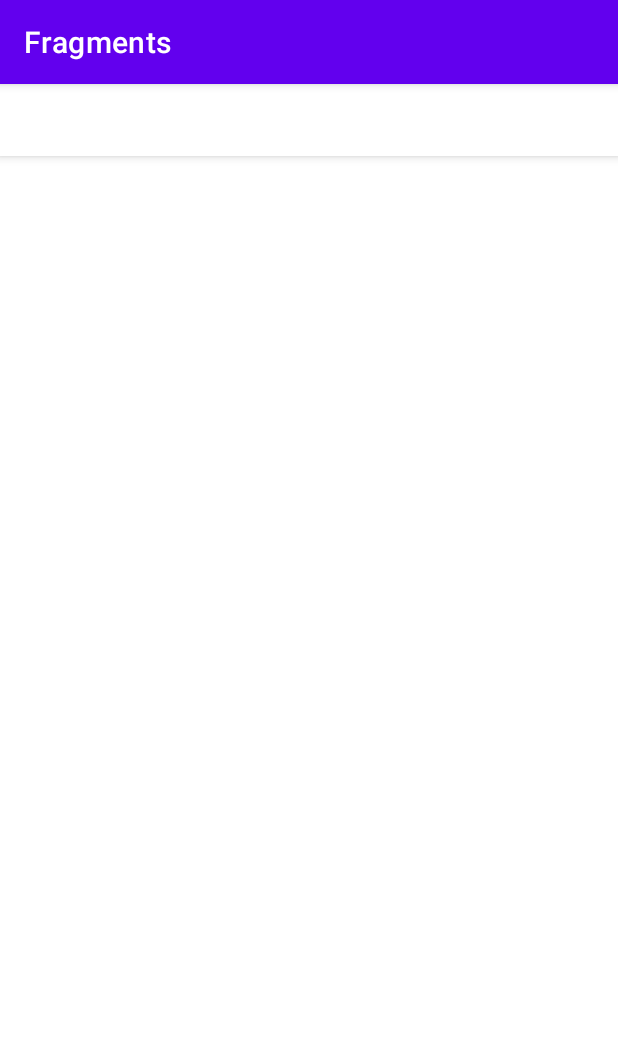
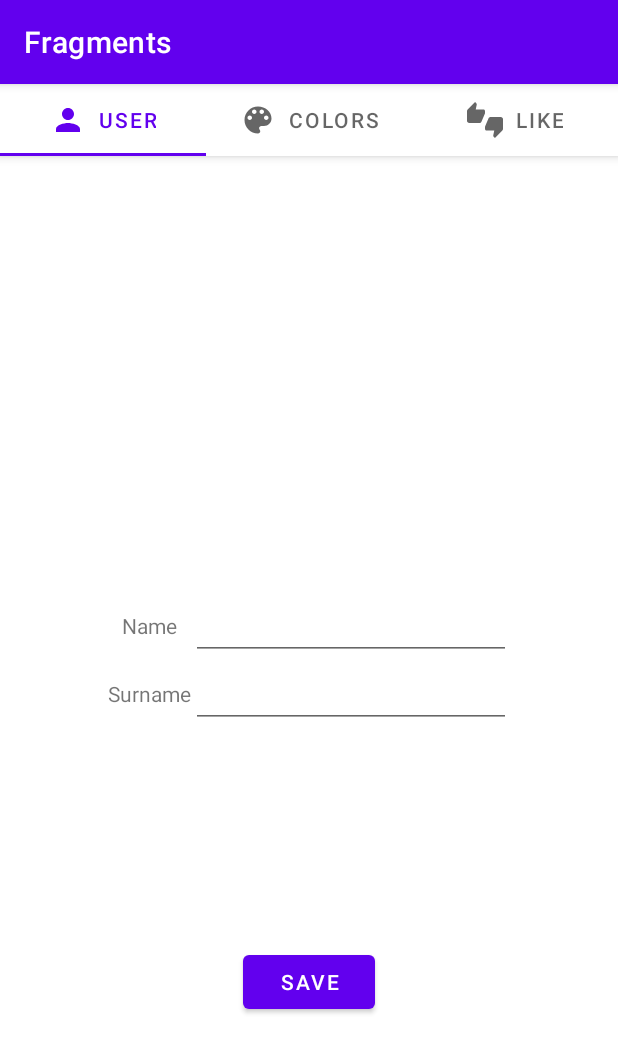
Before and after one commit to Boguslawa-Tlolka/Android_uni_lab, an Android app: the fragment SettingsFragment shown on its own in the app's theme, on a phone screen of 412 x 824 dp. Shown: the top 1053 px of the screen. Run offline under Robolectric (Android 15) with nearby library versions, the phone set to English and light mode, and no system bars.

Commit message:
Add tabs content and nav

```diff
--- a/android_lab/ex_03_fragments_tabs_nav/app/build.gradle
+++ b/android_lab/ex_03_fragments_tabs_nav/app/build.gradle
@@ -43,6 +43,8 @@ dependencies {
     implementation 'androidx.legacy:legacy-support-v4:1.0.0'
     implementation 'androidx.gridlayout:gridlayout:1.0.0'
     implementation 'androidx.preference:preference-ktx:1.1.1'
+    implementation 'androidx.navigation:navigation-fragment-ktx:2.3.5'
+    implementation 'androidx.navigation:navigation-ui-ktx:2.3.5'
     testImplementation 'junit:junit:4.+'
     androidTestImplementation 'androidx.test.ext:junit:1.1.3'
     androidTestImplementation 'androidx.test.espresso:espresso-core:3.4.0'
--- a/android_lab/ex_03_fragments_tabs_nav/app/src/main/java/com/lab/android/fragments/SettingsFragment.kt
+++ b/android_lab/ex_03_fragments_tabs_nav/app/src/main/java/com/lab/android/fragments/SettingsFragment.kt
@@ -1,10 +1,13 @@
 package com.lab.android.fragments
 
+import android.content.Context
+import android.content.res.TypedArray
 import android.os.Bundle
 import androidx.fragment.app.Fragment
 import android.view.LayoutInflater
 import android.view.View
 import android.view.ViewGroup
+import androidx.core.graphics.drawable.toDrawable
 import androidx.fragment.app.FragmentPagerAdapter
 import androidx.viewpager.widget.PagerAdapter
 import androidx.viewpager.widget.ViewPager
@@ -20,13 +23,14 @@ class SettingsFragment : Fragment() {
     private var param1: String? = null
     private var param2: String? = null
 
-    private val tabIcons = intArrayOf(
+   /* private val tabIcons = arrayOf(
         R.drawable.ic_person,
         R.drawable.ic_colors,
         R.drawable.ic_like_dislike
-    )
+    )*/
 
-    private val tabTitles = resources.getStringArray(R.array.tabs_titles)
+    private lateinit var tabTitles: Array<String>
+    private lateinit var tabIcons: TypedArray
 
     private lateinit var viewPagerAdapter: ViewPagerAdapter
     private lateinit var tabLayout: TabLayout
@@ -47,13 +51,23 @@ class SettingsFragment : Fragment() {
         return inflater.inflate(R.layout.fragment_settings, container, false)
     }
 
+    override fun onAttach(context: Context) {
+        super.onAttach(context)
+
+        tabIcons = requireActivity().resources.obtainTypedArray(R.array.tab_icons)//getIntArray(R.array.tab_icons)
+        tabTitles = requireActivity().resources.getStringArray(R.array.tabs_titles)
+    }
+
     override fun onViewCreated(view: View, savedInstanceState: Bundle?) {
         super.onViewCreated(view, savedInstanceState)
 
         tabLayout = view.findViewById(R.id.tabLayout)
         viewPager = view.findViewById(R.id.viewPager)
+        viewPagerAdapter = ViewPagerAdapter(requireActivity())
+        viewPager.adapter = viewPagerAdapter
         TabLayoutMediator(tabLayout, viewPager) { tab, position ->
-            tab.text = tabTitles[position]
+           tab.text = tabTitles[position]
+            tab.icon = tabIcons.getDrawable(position)
         }.attach()
     }
 
--- /dev/null
+++ b/android_lab/ex_03_fragments_tabs_nav/app/src/main/res/values/integer_array.xml
@@ -0,0 +1,8 @@
+<?xml version="1.0" encoding="utf-8"?>
+<resources>
+    <array name="tab_icons">
+        <item>@drawable/ic_person</item>
+        <item>@drawable/ic_colors</item>
+        <item>@drawable/ic_like_dislike</item>
+    </array>
+</resources>
--- a/android_lab/ex_03_fragments_tabs_nav/app/src/main/res/values/strings.xml
+++ b/android_lab/ex_03_fragments_tabs_nav/app/src/main/res/values/strings.xml
@@ -6,17 +6,16 @@
     <string name="images">Images</string>
     <string name="invitation">Hello! Welcome in my app</string>
     <string name="author_name">Author: Bogusława Tlołka</string>
-    <string-array name="tabs_titles">
-        <item>User</item>
-        <item>Colors</item>
-        <item>Like</item>
-    </string-array>
-    <!-- TODO: Remove or change this placeholder text -->
-    <string name="hello_blank_fragment">Hello blank fragment</string>
     <string name="name">Name</string>
     <string name="surname">Surname</string>
     <string name="save">Save</string>
     <string name="color">Color</string>
     <string name="like_question">Do you like this app?</string>
     <string name="yes">Yes!</string>
+
+    <string-array name="tabs_titles">
+        <item>User</item>
+        <item>Colors</item>
+        <item>Like</item>
+    </string-array>
 </resources>
```
Also changed, not shown: android_lab/ex_03_fragments_tabs_nav/app/src/main/java/com/lab/android/fragments/MainActivity.kt (+16 -0 lines), android_lab/ex_03_fragments_tabs_nav/app/src/main/res/navigation/nav_graph.xml (added, +28 -0 lines).
